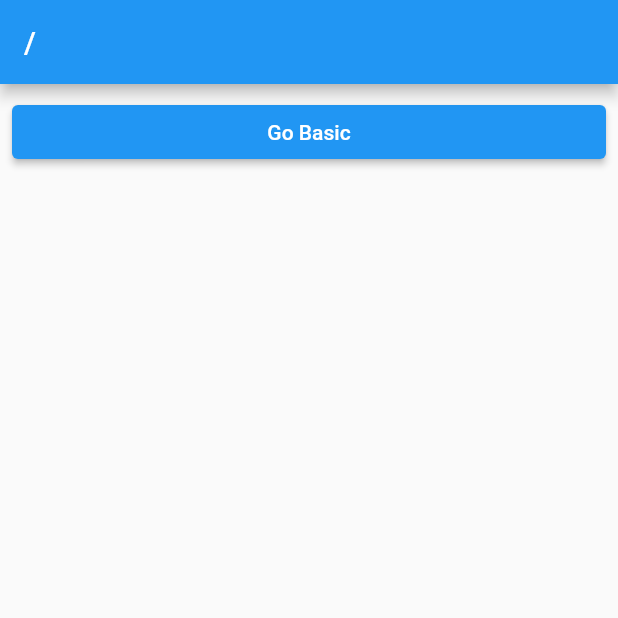
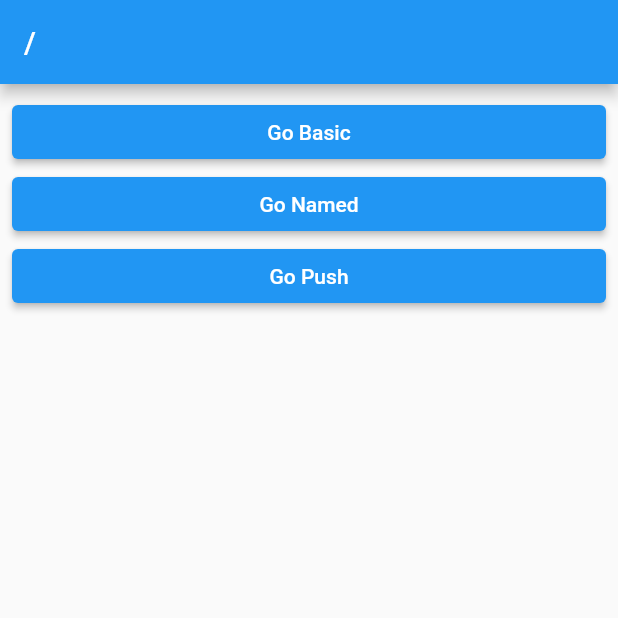
Before and after one commit to Bullets-jyr/go_router_v7_actual, a Flutter app: the screen it shows after launch, on a phone screen of 412 x 824 dp, the top half of it. Run offline on Flutter 3.47's test engine with Material 2 defaults, Android fonts, the phone set to English and light mode, and no system bars; our stand-ins replace go_router.

Commit message:
Go Named 함수

```diff
--- a/lib/route/route.dart
+++ b/lib/route/route.dart
@@ -1,5 +1,6 @@
 import 'package:go_router/go_router.dart';
 import 'package:go_router_v7_actual/screen/1_basic_screen.dart';
+import 'package:go_router_v7_actual/screen/3_push_screen.dart';
 import 'package:go_router_v7_actual/screen/root_screen.dart';
 
 // http://www.bullets.co.kr -> / -> path
@@ -8,6 +9,7 @@ import 'package:go_router_v7_actual/screen/root_screen.dart';
 // / -> home
 // /basic -> basic screen
 // /basic/basic_two ->
+// /named
 final router = GoRouter(
   routes: [
     GoRoute(
@@ -23,6 +25,19 @@ final router = GoRouter(
             return BasicScreen();
           },
         ),
+        GoRoute(
+          path: 'named',
+          name: 'named_screen',
+          builder: (context, state) {
+            return BasicScreen();
+          },
+        ),
+        GoRoute(
+          path: 'push',
+          builder: (context, state) {
+            return PushScreen();
+          },
+        ),
       ],
     ),
   ],
--- a/lib/screen/root_screen.dart
+++ b/lib/screen/root_screen.dart
@@ -16,6 +16,20 @@ class RootScreen extends StatelessWidget {
             },
             child: Text('Go Basic'),
           ),
+          ElevatedButton(
+            onPressed: () {
+              context.goNamed('named_screen');
+              // /123/456/789/10/11/12/13/14/15/16/17/18/19/20
+              // /long_screen
+            },
+            child: Text('Go Named'),
+          ),
+          ElevatedButton(
+            onPressed: () {
+              context.go('/push');
+            },
+            child: Text('Go Push'),
+          ),
         ],
       ),
     );
```
Also changed, not shown: lib/screen/2_named_screen.dart (added, +15 -0 lines), lib/screen/3_push_screen.dart (added, +30 -0 lines).
